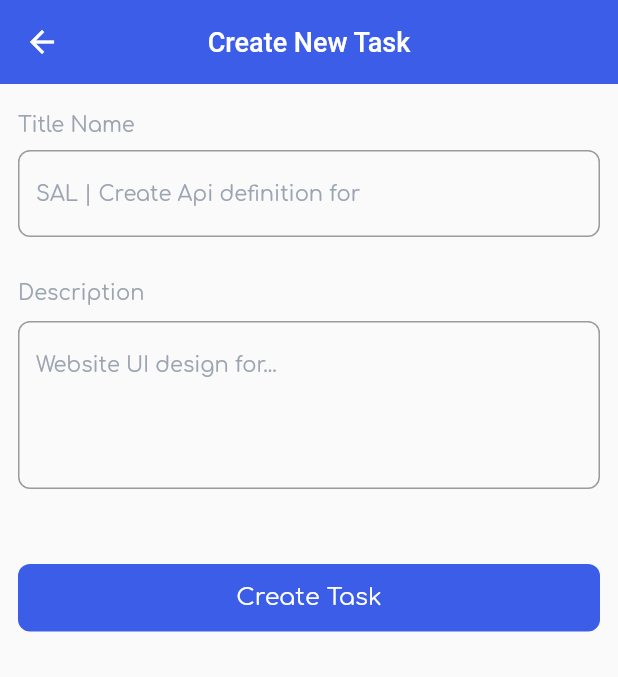
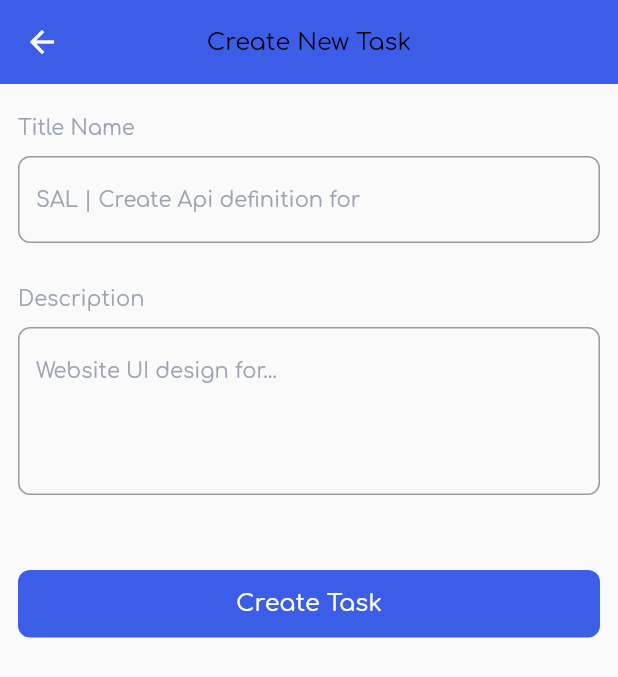
Before and after one commit to nachiketghelani54/time_tracking_demo_flutter_app, a Flutter app: the AddNewTaskScreen screen opened directly, on a phone screen of 412 x 824 dp. Shown: the top 677 px of the screen. Run offline on Flutter 3.47's test engine with Material 2 defaults, Android fonts, the phone set to English and light mode, and no system bars; our stand-ins replace bloc, cloud_firestore, equatable, firebase_analytics, firebase_auth, firebase_core and 4 more; missing offline and left inert: connectivity_wrapper, to_csv; accounts and stored records are empty; generated files the repository leaves out were written again.

Commit message:
[IMP] Code Improve

```diff
--- a/lib/constants/size_constant.dart
+++ b/lib/constants/size_constant.dart
@@ -5,19 +5,26 @@ class SizeConstant {
 
   ///Const SizedBox
   static const Widget height20 = SizedBox(height: 20);
+  static const Widget height50 = SizedBox(height: 50);
   static const Widget height10 = SizedBox(height: 10);
+  static const Widget height12 = SizedBox(height: 12);
 
   ///Const size
   // ignore: constant_identifier_names
   static const double size8 = 8.0;
   static const double size10 = 10.0;
+  static const double size12 = 12.0;
   static const double size80 = 80.0;
+  static const double size150 = 150.0;
+  static const double size35 = 35.0;
 
-
-
+  ///int Size
   static const int index0 = 0;
   static const int index1 = 1;
   static const int index2 = 2;
 
   ///Font Size
+  static const double font16 = 16;
+  static const double font12 = 12;
+  static const double font18 = 18;
 }
--- a/lib/constants/string_constant.dart
+++ b/lib/constants/string_constant.dart
@@ -26,4 +26,7 @@ class StringConstant {
 
   ///Screen String
   static const String flutterString = "Flutter";
+  static const String noDataSelectedString = "No Date Selected";
+  static const String noHistoryFoundString = "No History found";
+  static const String noTimeString = "No Time";
 }
--- a/lib/localization/i10n.dart
+++ b/lib/localization/i10n.dart
@@ -15,10 +15,7 @@ class L10n {
     const Locale('de'),
   ];
 
-  static List<L10n> get values => [
-        enUS,
-        de,
-      ];
+  static List<L10n> get values => [enUS, de,];
 
   Locale getLocale() {
     if (this == de) {
@@ -32,9 +29,9 @@ class L10n {
   String toString() {
     switch (this) {
       case enUS:
-        return ShadeAppLocalization.instance.english;
+        return TaskAppLocalization.instance.english;
       case de:
-        return ShadeAppLocalization.instance.german;
+        return TaskAppLocalization.instance.german;
       default:
         return '';
     }
--- a/lib/localization/localization.dart
+++ b/lib/localization/localization.dart
@@ -3,9 +3,9 @@ import 'package:flutter_gen/gen_l10n/app_localizations.dart';
 
 import 'localization_delegate.dart';
 
-class ShadeAppLocalization {
+class TaskAppLocalization {
   static AppLocalizations get instance =>
-      ShadeAppLocalizationsDelegate.instance;
+      TaskAppLocalizationsDelegate.instance;
 }
 
 extension Localization on BuildContext {
--- a/lib/localization/localization_delegate.dart
+++ b/lib/localization/localization_delegate.dart
@@ -1,9 +1,9 @@
 import 'package:flutter/material.dart';
 import 'package:flutter_gen/gen_l10n/app_localizations.dart';
 
-class ShadeAppLocalizationsDelegate
+class TaskAppLocalizationsDelegate
     extends LocalizationsDelegate<AppLocalizations> {
-  const ShadeAppLocalizationsDelegate();
+  const TaskAppLocalizationsDelegate();
 
   static late AppLocalizations instance;
 
@@ -14,7 +14,7 @@ class ShadeAppLocalizationsDelegate
   @override
   Future<AppLocalizations> load(Locale locale) async {
     final instanceLocale = await AppLocalizations.delegate.load(locale);
-    ShadeAppLocalizationsDelegate.instance = instanceLocale;
+    TaskAppLocalizationsDelegate.instance = instanceLocale;
     return instance;
   }
 
--- a/lib/main.dart
+++ b/lib/main.dart
@@ -79,7 +79,7 @@ class MyApp extends StatelessWidget {
         navigatorKey: navigatorKey,
         debugShowCheckedModeBanner: false,
         localizationsDelegates: const [
-          ShadeAppLocalizationsDelegate(),
+          TaskAppLocalizationsDelegate(),
           GlobalMaterialLocalizations.delegate,
           GlobalWidgetsLocalizations.delegate,
           GlobalCupertinoLocalizations.delegate,
--- a/lib/screen/add_new_task/add_new_task_screen.dart
+++ b/lib/screen/add_new_task/add_new_task_screen.dart
@@ -3,6 +3,7 @@ import 'package:flutter/material.dart';
 import 'package:flutter_bloc/flutter_bloc.dart';
 import 'package:time_tracking_demo/constants/firebase_constant.dart';
 import 'package:time_tracking_demo/constants/shared_preferences.dart';
+import 'package:time_tracking_demo/constants/size_constant.dart';
 import 'package:time_tracking_demo/constants/string_constant.dart';
 import 'package:time_tracking_demo/constants/text_style.dart';
 import 'package:time_tracking_demo/localization/localization.dart';
@@ -45,6 +46,7 @@ class _AddNewTaskScreenState extends State<AddNewTaskScreen> {
 
   @override
   void initState() {
+    super.initState();
     _titleController = TextEditingController(text: widget.title ?? '');
     _descriptionController =
         TextEditingController(text: widget.description ?? '');
@@ -53,84 +55,107 @@ class _AddNewTaskScreenState extends State<AddNewTaskScreen> {
   @override
   Widget build(BuildContext context) {
     return Scaffold(
-      appBar: AppBar(
+      appBar: _appBar(),
+      body: _body(),
+    );
+  }
+
+  ///AppBar
+  _appBar() {
+    return AppBar(
       backgroundColor: Theme.of(context).primaryColor,
-        foregroundColor: Colors.white,
+      foregroundColor: TaskColors.backgroundColor,
       title: Text(
-          widget.isEdit == true
+        widget.isEdit
             ? context.localization.edit_task
             : context.localization.create_new_task,
-          style: const TextStyle(
-              color: TaskColors.backgroundColor,
-              fontSize: 18,
-              fontWeight: FontWeight.w500),
+        style: Theme.of(context).textTheme.bodyText2,
       ),
       centerTitle: true,
       elevation: 0,
-      ),
-      body: SingleChildScrollView(
+    );
+  }
+
+  ///Body
+  _body() {
+    return SingleChildScrollView(
       child: Padding(
-          padding: const EdgeInsets.all(12.0),
+        padding: const EdgeInsets.all(SizeConstant.size12),
         child: Form(
           key: _formKey,
           child: Column(
             crossAxisAlignment: CrossAxisAlignment.start,
             children: [
-                Padding(
-                  padding: const EdgeInsets.symmetric(vertical: 8),
-                  child: Text(
-                    context.localization.title_name,
-                    style: FontStyleText.text14W400Hint,
+              ///Title
+              _titleText(text: context.localization.title_name),
+              _title(),
+              SizeConstant.height20,
+
+              ///Description
+              _titleText(text: context.localization.description),
+              _description(),
+              SizeConstant.height50,
+
+              ///Submit
+              _submitButton(),
+            ],
           ),
         ),
-                TextFormField(
+      ),
+    );
+  }
+
+  ///Title
+  _title() {
+    return TextFormField(
       controller: _titleController,
       decoration: InputDecoration(
-                      hintText: "SAL | Create Api definition for ",
+          hintText: context.localization.titleHint,
           hintStyle: FontStyleText.text14W400Hint,
-                      border: OutlineInputBorder(
-                          borderRadius: BorderRadius.circular(8))),
-                  onChanged: (value) {
-                    setState(() {});
-                  },
+          border: OutlineInputBorder(borderRadius: BorderRadius.circular(8))),
       style: Theme.of(context).textTheme.bodyText2,
       validator: (value) {
         if (value!.isEmpty) {
-                      return "Title must be required";
+          return context.localization.titleValidation;
         }
       },
-                ),
-                const SizedBox(
-                  height: 20,
-                ),
-                Padding(
-                  padding: const EdgeInsets.symmetric(vertical: 10),
-                  child: Text(
-                    context.localization.description,
-                    style: FontStyleText.text14W400Hint,
-                  ),
-                ),
-                TextFormField(
+    );
+  }
+
+  ///Description
+  _description() {
+    return TextFormField(
       controller: _descriptionController,
       decoration: InputDecoration(
-                    hintText: "Website UI design for...",
+        hintText: context.localization.descriptionHint,
         hintStyle: FontStyleText.text14W400Hint,
-                    border: OutlineInputBorder(
-                        borderRadius: BorderRadius.circular(8)),
+        border: OutlineInputBorder(borderRadius: BorderRadius.circular(8)),
       ),
       validator: (value) {
         if (value!.isEmpty) {
-                      return "Description must be required";
+          return context.localization.descriptionValidation;
         }
       },
       style: Theme.of(context).textTheme.bodyText2,
       minLines: 4,
       maxLines: null,
+    );
+  }
+
+  ///title name
+  _titleText({required String text}) {
+    return Padding(
+      padding: const EdgeInsets.symmetric(vertical: SizeConstant.size10),
+      child: Text(
+        text,
+        style: FontStyleText.text14W400Hint,
       ),
-                const SizedBox(
-                  height: 50,
-                ),
-                GestureDetector(
+    );
+  }
+
+  ///Submit Button
+  _submitButton() {
+    return GestureDetector(
         onTap: () {
           if (_formKey.currentState!.validate()) {
             _submit(context);
@@ -145,30 +170,31 @@ class _AddNewTaskScreenState extends State<AddNewTaskScreen> {
             borderRadius: BorderRadius.circular(8),
           ),
           child: Text(
-                      widget.isEdit == true
+            widget.isEdit
                 ? context.localization.save_task
                 : context.localization.create_task,
-                      style: TextStyle(
-                          color: TaskColors.backgroundColor,
-                          fontSize: 16,
-                          fontWeight: FontWeight.w400),
+            style: Theme.of(context).textTheme.bodyText1,
           ),
-                  ),
-                )
-              ],
-            ),
-          ),
-        ),
-      ),
-    );
+        ));
   }
 
-  FirebaseConstant firebaseConstant = FirebaseConstant();
+  ///Submit Task
+  _submit(BuildContext context) async {
+    if (widget.isEdit) {
+      await _editTask();
+    } else {
+      await _createTask();
+    }
+    _titleController.clear();
+    _descriptionController.clear();
+    Navigator.of(context).pushAndRemoveUntil(
+        MaterialPageRoute(builder: (context) => BottomNavBarScreen(0)),
+        (Route<dynamic> route) => false);
+    context.read<TabBloc>().add(const ChangeTabEvent(0));
+  }
 
-  _submit(BuildContext context) async {
-    try {
-      if (widget.isEdit) {
-        print(await ConnectivityWrapper.instance.isConnected);
+  ///Edit Task
+  _editTask() async {
     if (await ConnectivityWrapper.instance.isConnected) {
       await FirebaseConstant.updateCollection(
           docId: widget.userId ?? '',
@@ -209,13 +235,16 @@ class _AddNewTaskScreenState extends State<AddNewTaskScreen> {
         context.read<TabBloc>().add(ChangeTabEvent(widget.index ?? 0));
       });
     }
-      } else {
+  }
+
+  ///Create Task
+  _createTask() async {
     if (await ConnectivityWrapper.instance.isConnected) {
       var id = UniqueKey().hashCode.toString();
       await FirebaseConstant.setCollection(
           collectionName: StringConstant.taskCollection,
           value: {
-                "id": id.toString(),
+            'id': id.toString(),
             'userId': id.toString(),
             'title': _titleController.text,
             'description': _descriptionController.text,
@@ -245,9 +274,7 @@ class _AddNewTaskScreenState extends State<AddNewTaskScreen> {
         'isPlay': false,
         'totalOfDuration': const Duration().toString()
       });
-          await sharedPref
-              .setNewTaskOffline(offlineNewTask)
-              .then((value) async {
+      await sharedPref.setNewTaskOffline(offlineNewTask).then((value) async {
         allTask.addAll(await sharedPref.getAllTask as List<TaskModel>);
         allTask.add(TaskModel(
             id: id.toString(),
@@ -265,14 +292,4 @@ class _AddNewTaskScreenState extends State<AddNewTaskScreen> {
       await sharedPref.addAllTask(allTask);
     }
   }
-      _titleController.clear();
-      _descriptionController.clear();
-      Navigator.of(context).pushAndRemoveUntil(
-          MaterialPageRoute(builder: (context) => BottomNavBarScreen(0)),
-          (Route<dynamic> route) => false);
-      context.read<TabBloc>().add(ChangeTabEvent(0));
-    } catch (e) {
-      print(e.toString());
 }
-  }
-}
--- a/lib/screen/history/bloc/history_bloc.dart
+++ b/lib/screen/history/bloc/history_bloc.dart
@@ -14,22 +14,23 @@ class HistoryBloc extends Bloc<HistoryEvent, HistoryState> {
   }
 
   final FirebaseConstant firebaseConstant;
-  List<List<String>> listOfCsvLists = [];
-  List<String> csvData = [];
+  final List<List<String>> _listOfCsvLists = [];
 
+  ///FetchHistory
   Future<void> _fetchHistoryToState(
     FetchHistoryEvent event,
     Emitter<HistoryState> emit,
   ) async {
     final task = await firebaseConstant.taskDone;
-    listOfCsvLists.clear();
+    _listOfCsvLists.clear();
     settingUpDataForCsv(task);
-    emit(HistorySuccess(taskList: task, listOfCsvList: listOfCsvLists));
+    emit(HistorySuccess(taskList: task, listOfCsvList: _listOfCsvLists));
   }
 
+  ///settingUpDataForCsv functions
   settingUpDataForCsv(List<TaskModel> task) {
     for (var i = 0; i < task.length; i++) {
-      listOfCsvLists.add([
+      _listOfCsvLists.add([
         task[i].dateTime.toString(),
         task[i].description.toString(),
         task[i].status.toString(),
--- a/lib/screen/history/bloc/history_event.dart
+++ b/lib/screen/history/bloc/history_event.dart
@@ -7,10 +7,9 @@ abstract class HistoryEvent extends Equatable {
   List<Object?> get props => [];
 }
 
+///FetchHistoryEvent
 class FetchHistoryEvent extends HistoryEvent {
   const FetchHistoryEvent();
-
-  //final DocumentReference task;
 
   @override
   List<Object> get props => [];
--- a/lib/screen/history/bloc/history_state.dart
+++ b/lib/screen/history/bloc/history_state.dart
@@ -10,6 +10,7 @@ abstract class HistoryState extends Equatable {
   List<Object?> get props => [taskList, listOfCsvList];
 }
 
+///HistoryInitial
 class HistoryInitial extends HistoryState {
   const HistoryInitial() : super(null, null);
 
@@ -17,6 +18,7 @@ class HistoryInitial extends HistoryState {
   List<Object> get props => [];
 }
 
+///HistorySuccess
 class HistorySuccess extends HistoryState {
   const HistorySuccess(
       {List<TaskModel>? taskList, List<List<String>>? listOfCsvList})
--- a/lib/screen/language/language_selection_screen.dart
+++ b/lib/screen/language/language_selection_screen.dart
@@ -23,10 +23,10 @@ class LanguageSelection extends StatelessWidget {
           mainAxisAlignment: MainAxisAlignment.end,
           children: [
             Text(
-              'Select Language',
+              context.localization.selectLanguage,
               style: Theme.of(context).textTheme.subtitle2,
             ),
-            const Icon(Icons.arrow_drop_down_outlined)
+            Icon(Icons.arrow_drop_down_outlined,color: Theme.of(context).textTheme.subtitle2?.color,)
           ],
         ),
         itemBuilder: (context) => [
--- a/lib/theme/widget_theme/shade_text_theme.dart
+++ b/lib/theme/widget_theme/shade_text_theme.dart
@@ -1,5 +1,6 @@
 import 'package:flutter/material.dart';
 import 'package:time_tracking_demo/constants/color_constant.dart';
+import 'package:time_tracking_demo/constants/size_constant.dart';
 
 import 'colors_and_text_style.dart';
 
@@ -56,7 +57,7 @@ TextTheme shadeTextThemeDark = const TextTheme(
       fontSize: 16,
       fontWeight: FontWeight.w400),
   headline5: TextStyle(
-      color: ThemeColors.dHintColor, fontSize: 16, fontWeight: FontWeight.w400),
+      color: ThemeColors.dHintColor, fontSize: SizeConstant.font16, fontWeight: FontWeight.w400),
   headline6: TextStyle(fontSize: 12, color: TaskColors.backgroundColor),
   headlineLarge: TextStyle(
       color: ThemeColors.dBackgroundColor,
```
Also changed, not shown: lib/localization/app_de.arb (+6 -2 lines), lib/localization/app_en.arb (+6 -1 lines), lib/screen/history/history_screen.dart (+84 -70 lines), lib/screen/home/widgets/drawer_widget.dart (+30 -29 lines). Lines whose indentation alone changed are shown as unchanged.
